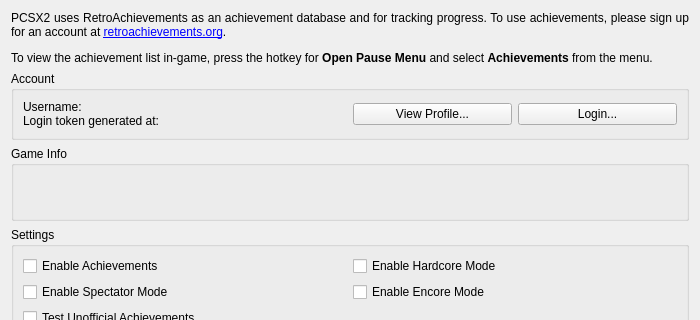
PenguinVRLab/PenguinScreen2, file pcsx2-qt/Settings/AchievementSettingsWidget.ui: the form before one commit; both pictures show x 0 to 700 and y 0 to 320 of the 700 by 1000 pixel window.
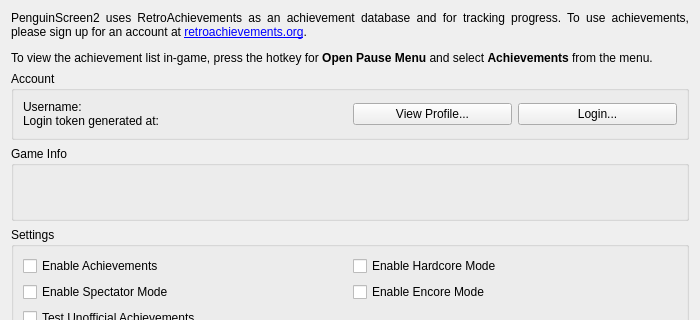
The form after the commit.

Commit message:
PenguinScreen2 1.0-rc2
The 1.0-rc2 source, in one commit on top of the two import layers below it
(the PCSX2 fork base and the vendored Khronos OpenXR SDK), so that the diff
against them shows what PenguinScreen2 changes in upstream PCSX2.
The release is tag v1.0-rc2.

Patch:
```diff
--- a/pcsx2-qt/Settings/AchievementSettingsWidget.ui
+++ b/pcsx2-qt/Settings/AchievementSettingsWidget.ui
@@ -14,7 +14,7 @@
    <item>
     <widget class="QLabel" name="rcheevosDisclaimer">
      <property name="text">
-      <string>&lt;html&gt;&lt;head/&gt;&lt;body&gt;&lt;p align=&quot;justify&quot;&gt;PCSX2 uses RetroAchievements as an achievement database and for tracking progress. To use achievements, please sign up for an account at &lt;a href=&quot;https://retroachievements.org/&quot;&gt;retroachievements.org&lt;/a&gt;.&lt;/p&gt;&lt;p align=&quot;justify&quot;&gt;To view the achievement list in-game, press the hotkey for &lt;span style=&quot; font-weight:600;&quot;&gt;Open Pause Menu&lt;/span&gt; and select &lt;span style=&quot; font-weight:600;&quot;&gt;Achievements&lt;/span&gt; from the menu.&lt;/p&gt;&lt;/body&gt;&lt;/html&gt;</string>
+      <string>&lt;html&gt;&lt;head/&gt;&lt;body&gt;&lt;p align=&quot;justify&quot;&gt;PenguinScreen2 uses RetroAchievements as an achievement database and for tracking progress. To use achievements, please sign up for an account at &lt;a href=&quot;https://retroachievements.org/&quot;&gt;retroachievements.org&lt;/a&gt;.&lt;/p&gt;&lt;p align=&quot;justify&quot;&gt;To view the achievement list in-game, press the hotkey for &lt;span style=&quot; font-weight:600;&quot;&gt;Open Pause Menu&lt;/span&gt; and select &lt;span style=&quot; font-weight:600;&quot;&gt;Achievements&lt;/span&gt; from the menu.&lt;/p&gt;&lt;/body&gt;&lt;/html&gt;</string>
      </property>
      <property name="textFormat">
       <enum>Qt::TextFormat::RichText</enum>
```
The commit also changes 1123 other files.
